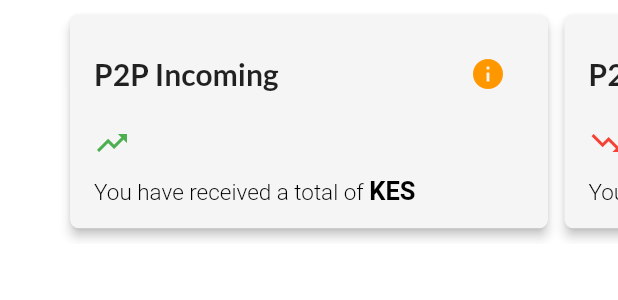
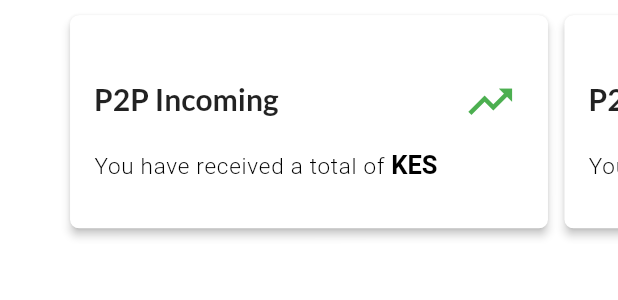
Before and after one commit to CarltonK/kweli-score, a Flutter app: the CategoryBuilder widget shown alone on an empty page, opened directly with empty values, on a phone screen of 412 x 824 dp. Shown: the top 300 px of the screen. Run offline on Flutter 3.47's test engine with Material 2 defaults, Android fonts, the phone set to English and light mode, and no system bars; our stand-ins replace animated_bottom_navigation_bar, firebase_analytics, firebase_core, firebase_crashlytics, firebase_messaging, flutter_spinkit and 6 more; missing offline and left inert: flutter_emoji_suite; accounts and stored records are empty.

Commit message:
KS-47 #comment category item and list view

```diff
--- a/lib/screens/home/screens/dashboard/components/category_builder.dart
+++ b/lib/screens/home/screens/dashboard/components/category_builder.dart
@@ -1,9 +1,7 @@
-// import 'dart:async';
 import 'package:flutter/material.dart';
 import 'package:kweliscore/models/models.dart';
-// import 'package:kweliscore/screens/screens.dart';
+import 'package:kweliscore/screens/screens.dart';
 import 'package:kweliscore/utilities/utilities.dart';
-import 'package:kweliscore/widgets/widgets.dart';
 
 class CategoryBuilder extends StatefulWidget {
   const CategoryBuilder({
@@ -83,72 +81,11 @@ class _CategoryBuilderState extends State<CategoryBuilder> {
           // In if index % 2 == 0
           String moneyDirection = index % 2 == 0 ? 'received' : 'sent';
 
-          return GestureDetector(
-            onTap: () {},
-            child: Card(
-              shape: RoundedRectangleBorder(
-                borderRadius: BorderRadius.circular(6),
-              ),
-              elevation: 3,
-              margin: EdgeInsets.symmetric(
-                vertical: getProportionateScreenHeight(10),
-                horizontal: getProportionateScreenWidth(5),
-              ),
-              color: Colors.grey[100],
-              child: Container(
-                width: getProportionateScreenWidth(250),
-                padding: const EdgeInsets.symmetric(
-                  vertical: 5,
-                  horizontal: 16,
-                ),
-                child: Column(
-                  crossAxisAlignment: CrossAxisAlignment.start,
-                  mainAxisAlignment: MainAxisAlignment.center,
-                  children: [
-                    Row(
-                      mainAxisAlignment: MainAxisAlignment.spaceBetween,
-                      children: [
-                        Text(
-                          '${displayTags![index]}',
-                          style: Constants.boldHeadlineStyle
-                              .copyWith(fontSize: 20),
-                        ),
-                        GlobalCircleButton(
-                          onPressed: () {},
-                          icon: Icons.info,
-                          color: Palette.ksmartPrimary,
-                        ),
-                      ],
-                    ),
-                    SizedBox(height: getProportionateScreenHeight(10)),
-                    moneyDirection == 'received'
-                        ? Icon(Icons.trending_up, color: Colors.green)
-                        : Icon(Icons.trending_down, color: Colors.red),
-                    SizedBox(height: getProportionateScreenHeight(10)),
-                    RichText(
-                      text: TextSpan(
-                        children: [
-                          TextSpan(
-                            text: 'You have $moneyDirection a total of ',
-                            style: TextStyle(
-                              fontWeight: FontWeight.w300,
-                              fontSize: 15,
-                              color: Colors.black,
-                            ),
-                          ),
-                          TextSpan(
-                            text: 'KES $total',
-                            style: Constants.blackBoldNormal.copyWith(
-                              fontSize: 17,
-                            ),
-                          ),
-                        ],
-                      ),
-                    ),
-                  ],
-                ),
-              ),
-            ),
+          return CategoryItem(
+            title: displayTags![index],
+            moneyDirection: moneyDirection,
+            total: total,
+            listItems: displayItems![index].records,
           );
         },
       ),
--- /dev/null
+++ b/lib/screens/home/screens/dashboard/components/category_item.dart
@@ -0,0 +1,99 @@
+import 'package:flutter/material.dart';
+import 'package:kweliscore/screens/screens.dart';
+import 'package:kweliscore/utilities/utilities.dart';
+
+class CategoryItem extends StatelessWidget {
+  const CategoryItem({
+    Key? key,
+    required this.title,
+    required this.total,
+    required this.listItems,
+    required this.moneyDirection,
+  }) : super(key: key);
+
+  final String total, moneyDirection, title;
+  final List<dynamic> listItems;
+
+  @override
+  Widget build(BuildContext context) {
+    _tapAction() {
+      Navigator.of(context).push(
+        SlideLeftTransition(
+          page: ListedViewTransactions(
+            listItems: listItems,
+            title: title,
+          ),
+          routeName: '/view$title',
+        ),
+      );
+    }
+
+    return Card(
+      shape: RoundedRectangleBorder(
+        borderRadius: BorderRadius.circular(6),
+      ),
+      elevation: 2.5,
+      margin: EdgeInsets.symmetric(
+        vertical: getProportionateScreenHeight(10),
+        horizontal: getProportionateScreenWidth(5),
+      ),
+      child: InkWell(
+        onTap: _tapAction,
+        child: Container(
+          width: getProportionateScreenWidth(250),
+          padding: const EdgeInsets.symmetric(
+            vertical: 5,
+            horizontal: 16,
+          ),
+          child: Column(
+            crossAxisAlignment: CrossAxisAlignment.start,
+            mainAxisAlignment: MainAxisAlignment.center,
+            children: [
+              Row(
+                mainAxisAlignment: MainAxisAlignment.spaceBetween,
+                children: [
+                  Text(
+                    '$title',
+                    style: Constants.boldHeadlineStyle.copyWith(fontSize: 20),
+                  ),
+                  IconButton(
+                    onPressed: _tapAction,
+                    icon: moneyDirection == 'received'
+                        ? Icon(Icons.trending_up, color: Colors.green, size: 35)
+                        : Icon(
+                            Icons.trending_down,
+                            color: Colors.red,
+                            size: 35,
+                          ),
+                  )
+                ],
+              ),
+              SizedBox(height: getProportionateScreenHeight(10)),
+              RichText(
+                text: TextSpan(
+                  children: [
+                    TextSpan(
+                      text: 'You have $moneyDirection a total of ',
+                      style: TextStyle(
+                        fontWeight: FontWeight.w300,
+                        fontSize: 15,
+                        letterSpacing: .5,
+                        color: Colors.black,
+                      ),
+                    ),
+                    TextSpan(
+                      text: 'KES $total',
+                      style: Constants.blackBoldNormal.copyWith(
+                        fontSize: 17,
+                      ),
+                    ),
+                  ],
+                ),
+              ),
+            ],
+          ),
+        ),
+      ),
+    );
+  }
+}
--- a/lib/screens/home/screens/dashboard/components/summary_builder.dart
+++ b/lib/screens/home/screens/dashboard/components/summary_builder.dart
@@ -98,7 +98,7 @@ class _SummaryBuilderState extends State<SummaryBuilder> {
   @override
   Widget build(BuildContext context) {
     return Container(
-      height: getProportionateScreenHeight(250),
+      height: getProportionateScreenHeight(275),
       child: PageView.builder(
         controller: _controller,
         itemCount: _pages.length,
```
Also changed, not shown: lib/screens/home/screens/dashboard/components/transaction_card.dart (added, +56 -0 lines), lib/screens/home/screens/dashboard/components/view_transactions.dart (+115 -55 lines).
